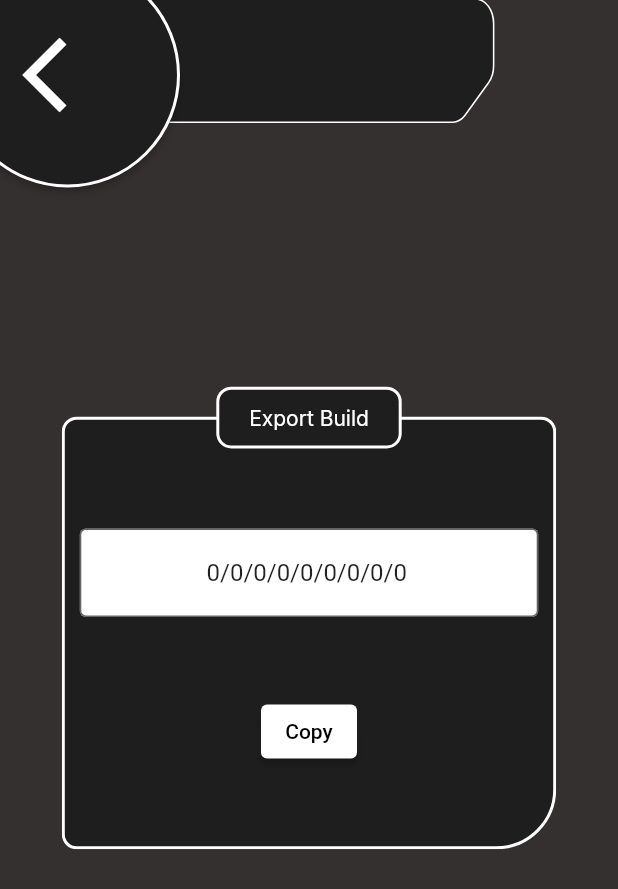
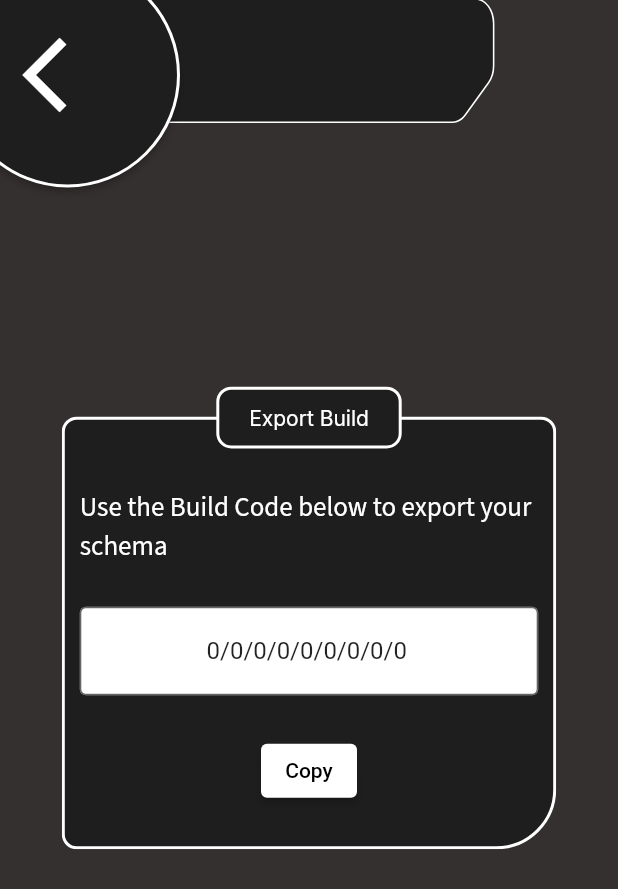
Before and after one commit to DrVilus/project_skripsi_binus, a Flutter app: the BuildSchemaPage screen opened directly, after a tap on the "list" icon, after a tap on "Export Build", on a phone screen of 412 x 824 dp. Shown: the top 889 px of the screen. Run offline on Flutter 3.47's test engine with Material 2 defaults, Android fonts, the light colour scheme and no system bars; our stand-ins replace google_fonts, graphql_flutter, url_launcher_web; missing offline and left inert: connectivity_plus_web, touchable.

Commit message:
Export import UI change

```diff
--- a/flutter_app/lib/Pages/ImportExport/export_page.dart
+++ b/flutter_app/lib/Pages/ImportExport/export_page.dart
@@ -4,6 +4,7 @@ import 'package:project_skripsi/Functions/generic_ui_functions.dart';
 import 'package:project_skripsi/UI/titled_container.dart';
 
 import '../../UI/custom_app_bar_back.dart';
+import '../../UI/palette.dart';
 import '../BuildSchema/build_schema_state_model.dart';
 
 class ExportPage extends StatefulWidget {
@@ -105,6 +106,13 @@ class _ExportPageState extends State<ExportPage> {
                     mainAxisAlignment: MainAxisAlignment.spaceEvenly,
                     children: <Widget>[
                       Padding(
+                          padding: const EdgeInsets.all(0),
+                          child: Text(
+                            "Use the Build Code below to export your schema",
+                            style: TextStyles.sourceSans3,
+                          )
+                      ),
+                      Padding(
                         padding: const EdgeInsets.all(0),
                         child: TextField(
                           controller: txt,
--- a/flutter_app/lib/Pages/ImportExport/import_page.dart
+++ b/flutter_app/lib/Pages/ImportExport/import_page.dart
@@ -2,6 +2,7 @@ import 'package:flutter/material.dart';
 import 'package:project_skripsi/Functions/generic_ui_functions.dart';
 import 'package:project_skripsi/Pages/ImportExport/import_page_loading.dart';
 import 'package:project_skripsi/UI/custom_app_bar_back.dart';
+import 'package:project_skripsi/UI/palette.dart';
 import 'package:project_skripsi/UI/titled_container.dart';
 
 class ImportPage extends StatefulWidget {
@@ -37,6 +38,13 @@ class _ImportPageState extends State<ImportPage> {
                     children: <Widget>[
                       Padding(
                         padding: const EdgeInsets.all(0),
+                        child: Text(
+                          "Please input Build Code below",
+                          style: TextStyles.sourceSans3,
+                        )
+                      ),
+                      Padding(
+                        padding: const EdgeInsets.all(0),
                         child: TextField(
                           controller: userInput,
                           decoration: const InputDecoration(
@@ -53,7 +61,8 @@ class _ImportPageState extends State<ImportPage> {
                             onPressed: () {
                               var splitString = userInput.text.split("/");
                               if (splitString.length != 9 && userInput.text.length != 65) {
-                                GenericUIFunctions.snackBar("Incorrect Code Format");
+                                ScaffoldMessenger.of(context)
+                                    .showSnackBar(GenericUIFunctions.snackBar("Incorrect Code Format"));
                                 return;
                               }
                               Navigator.pushReplacement(
--- a/flutter_app/lib/UI/custom_app_bar.dart
+++ b/flutter_app/lib/UI/custom_app_bar.dart
@@ -228,8 +228,8 @@ class _CustomAppbarState extends State<CustomAppbar> {
                         _toggleMenu();
                         await _onBackToMenu();
                       },
-                      iconData: Icons.settings,
-                      text: 'Back to menu',
+                      iconData: Icons.home,
+                      text: 'Back to Start Menu',
                     )),
                     // Expanded(
                     //     child: MenuButton(
```
